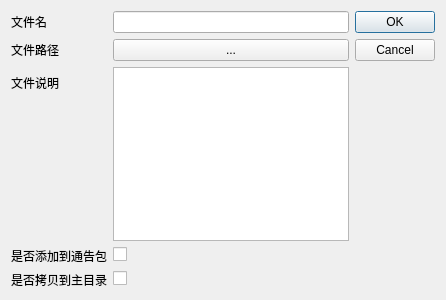
lxambulance/CoLoRagent, file PageUI/addItemDialog.ui: the form before one commit.
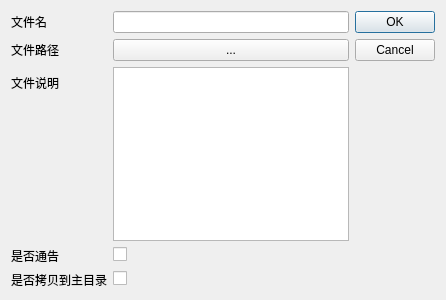
The form after the commit.

What changed in the file:
```diff
--- a/PageUI/addItemDialog.ui
+++ b/PageUI/addItemDialog.ui
@@ -62,7 +62,7 @@
      <item row="3" column="0">
       <widget class="QLabel" name="label_4">
        <property name="text">
-        <string>是否添加到通告包</string>
+        <string>是否通告</string>
        </property>
        <property name="buddy">
         <cstring>needRegister</cstring>
```
